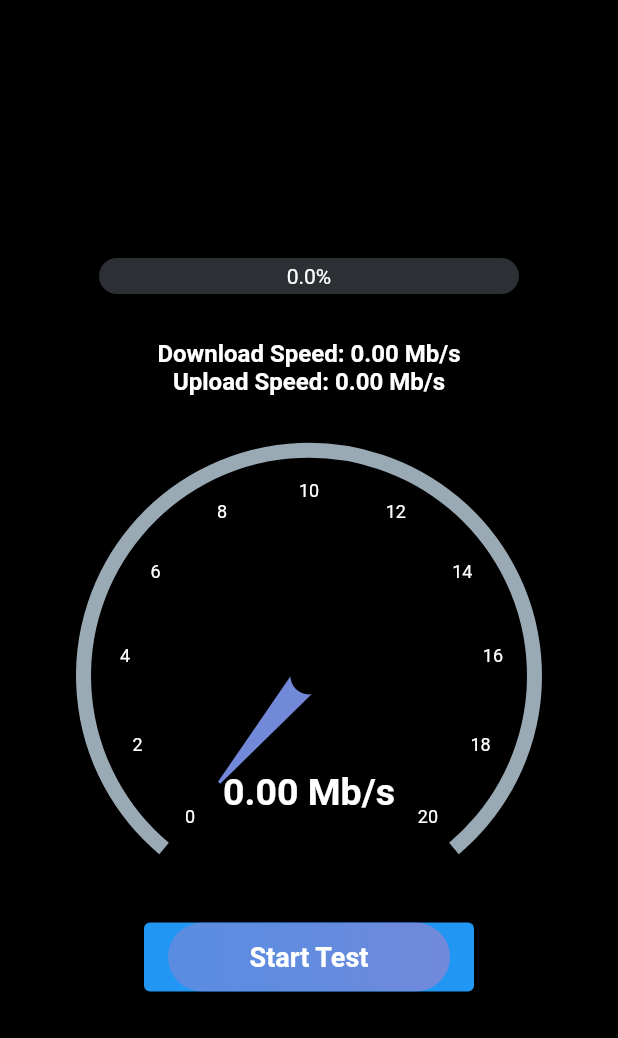
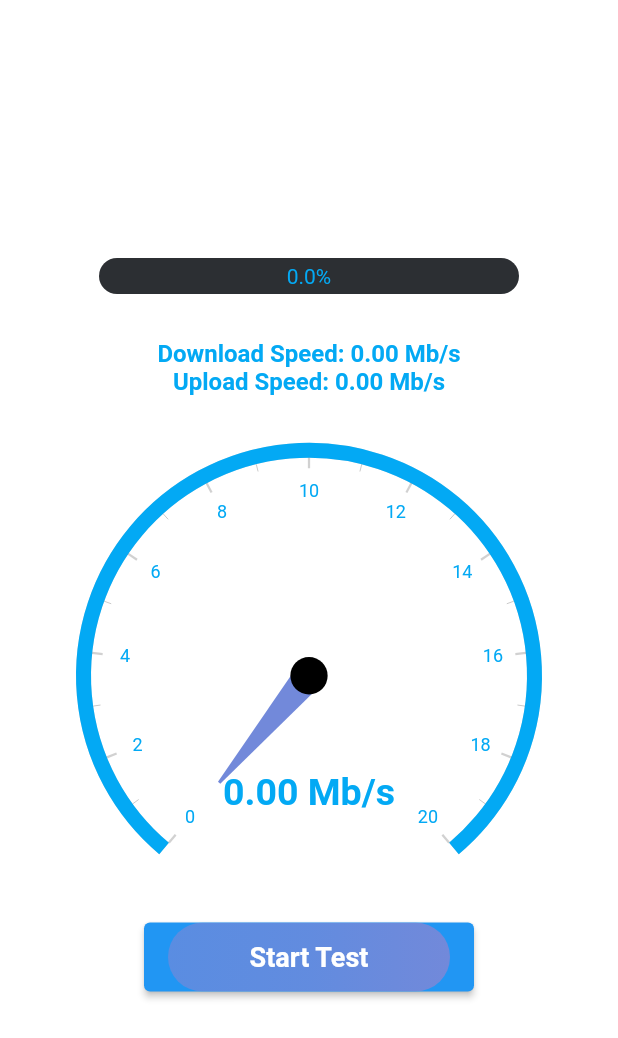
Before and after one commit to knk-naviin/iTest, a Flutter app: the Home screen opened directly, on a phone screen of 412 x 824 dp. Shown: the top 1038 px of the screen. Run offline on Flutter 3.47's test engine with Material 2 defaults, Android fonts, the phone set to English and light mode, and no system bars; drawn by our look-alikes of percent_indicator, syncfusion_flutter_gauges; our stand-ins replace animated_splash_screen, fluttertoast, rflutter_alert; missing offline and left inert: internet_speed_test, splash_screen_view.

```diff
--- a/itest/lib/DataPlan.dart
+++ b/itest/lib/DataPlan.dart
@@ -8,7 +8,7 @@ class DataPlan extends StatefulWidget {
 
 class _DataPlanState extends State<DataPlan> {
   final Shader linearGradient = LinearGradient(
-    colors: <Color>[Colors.lightBlueAccent,Color(0xff63a4ff)],
+    colors: <Color>[Colors.lightBlueAccent, Color(0xff63a4ff)],
   ).createShader(Rect.fromLTWH(0.0, 1.0, 200.0, 910.0));
   @override
   Widget build(BuildContext context) {
@@ -118,7 +118,9 @@ class _DataPlanState extends State<DataPlan> {
                           backgroundColor: MaterialStateProperty.all(
                               CupertinoColors.systemBlue),
                           elevation: MaterialStateProperty.all(0)),
-                      onPressed: () {},
+                      onPressed: () {
+                        Navigator.of(context).pushReplacementNamed('/launchscreen');
+                      },
                       child: Text("Check Speed"),
                     ),
                   )
--- a/itest/lib/components/errorMsg.dart
+++ b/itest/lib/components/errorMsg.dart
@@ -9,6 +9,6 @@ void showError(String eMsg) {
       gravity: ToastGravity.CENTER,
       timeInSecForIosWeb: 1,
       backgroundColor: errorBg,
-      textColor: errorTxt,
+      // textColor: Color(0xff23ff4g),
       fontSize: 16.0);
 }
--- a/itest/lib/components/progressBar.dart
+++ b/itest/lib/components/progressBar.dart
@@ -13,7 +13,7 @@ class ProgressBar {
         displayPer.toStringAsFixed(1) + "%",
         style: new TextStyle(
           fontSize: 14.0,
-          color: txtCol,
+          color: Colors.lightBlue,
         ),
       ),
       linearStrokeCap: LinearStrokeCap.roundAll,
--- a/itest/lib/components/speedLabels.dart
+++ b/itest/lib/components/speedLabels.dart
@@ -7,7 +7,7 @@ Text showLabel(String label, double speed, String unit) {
   return Text(
     '$label Speed: $displaySpeed $unit',
     style: TextStyle(
-      color: txtCol,
+      color: Colors.lightBlue,
       fontWeight: FontWeight.bold,
       fontSize: 16,
     ),
--- a/itest/lib/constants/alertStyle.dart
+++ b/itest/lib/constants/alertStyle.dart
@@ -17,6 +17,6 @@ var alertStyle = AlertStyle(
     ),
   ),
   titleStyle: TextStyle(
-    color: Colors.black,
+    color: Colors.lightBlue,
   ),
 );
--- a/itest/lib/screens/home.dart
+++ b/itest/lib/screens/home.dart
@@ -1,4 +1,3 @@
-
 import 'package:flutter/material.dart';
 import 'package:internet_speed_test/internet_speed_test.dart';
 import 'package:internet_speed_test/callbacks_enum.dart';
@@ -11,7 +10,6 @@ import 'package:itest/constants/palette.dart';
 import 'package:itest/constants/testServer.dart';
 import 'package:rflutter_alert/rflutter_alert.dart';
 import 'package:syncfusion_flutter_gauges/gauges.dart';
-
 
 class Home extends StatefulWidget {
   @override
@@ -46,7 +44,7 @@ class _HomeState extends State<Home> {
   @override
   Widget build(BuildContext context) {
     return Scaffold(
-      backgroundColor: bgCol,
+      backgroundColor: Colors.white,
       body: Center(
         child: Column(
           mainAxisSize: MainAxisSize.min,
@@ -85,25 +83,25 @@ class _HomeState extends State<Home> {
                       minimum: 0,
                       maximum: 20,
                       axisLabelStyle: GaugeTextStyle(
-                        color: txtCol,
+                        color: Colors.lightBlue,
                       ),
                       ranges: <GaugeRange>[
                         GaugeRange(
                             startValue: 0,
                             endValue: 50,
-                            color: gaugeRange1,
+                            color: Colors.lightBlue,
                             startWidth: 10,
                             endWidth: 10),
                         GaugeRange(
                             startValue: 50,
                             endValue: 100,
-                            color: gaugeRange2,
+                            color: Colors.lightBlue,
                             startWidth: 10,
                             endWidth: 10),
                         GaugeRange(
                             startValue: 100,
                             endValue: 150,
-                            color: gaugeRange1,
+                            color: Colors.lightBlue,
                             startWidth: 10,
                             endWidth: 10)
                       ],
@@ -122,7 +120,7 @@ class _HomeState extends State<Home> {
                                 style: TextStyle(
                                   fontSize: 25,
                                   fontWeight: FontWeight.bold,
-                                  color: txtCol,
+                                  color: Colors.lightBlue,
                                 ),
                               ),
                             ),
```
Also changed, not shown: itest/lib/main.dart (+36 -33 lines), itest/pubspec.yaml (+9 -0 lines), itest/pubspec.lock.
